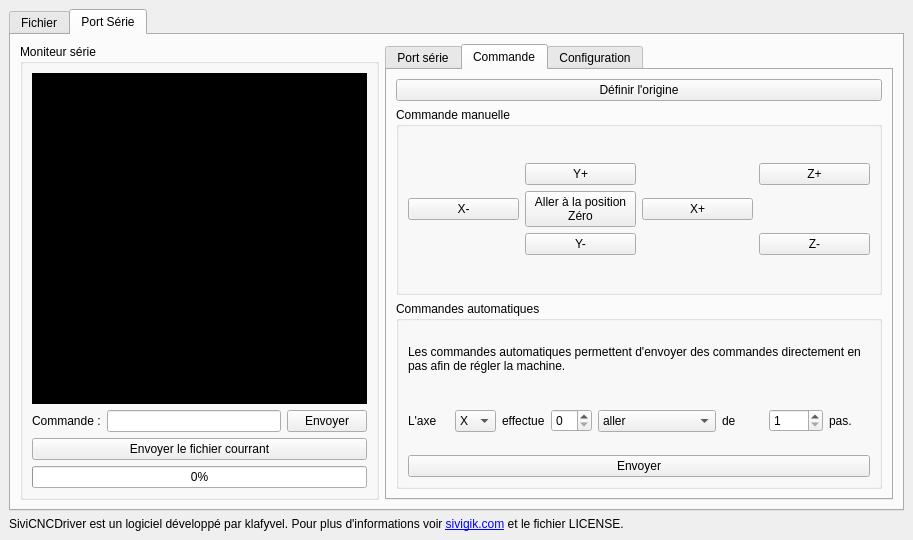
The window that sivi_cnc_driver/main_window.ui (Klafyvel/SiviCNCDriver) describes before a commit, drawn with Qt 5.
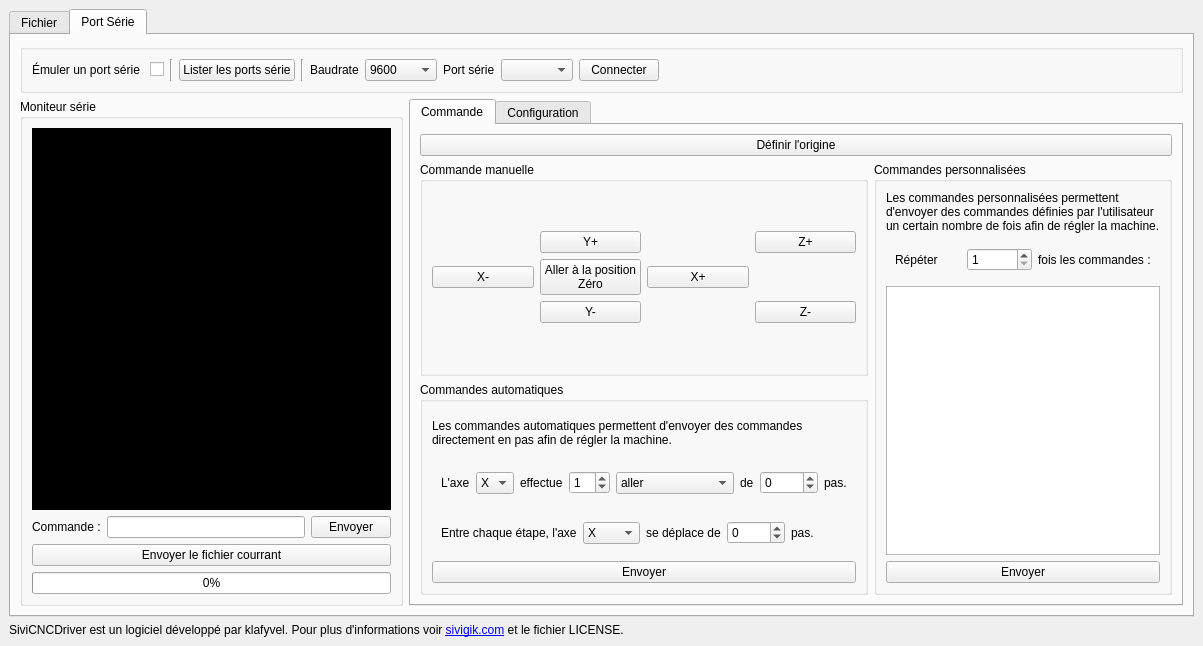
The same window after the commit. The open tabs and pages were chosen to show the change. Icons and pictures are not drawn.

Commit message: Ajout de fonctionnalités à l'UI

What changed in the file:
```diff
--- a/sivi_cnc_driver/main_window.ui
+++ b/sivi_cnc_driver/main_window.ui
@@ -6,8 +6,8 @@
    <rect>
     <x>0</x>
     <y>0</y>
-    <width>913</width>
-    <height>540</height>
+    <width>1203</width>
+    <height>646</height>
    </rect>
   </property>
   <property name="windowTitle">
@@ -291,8 +291,8 @@
        <attribute name="title">
         <string>Port Série</string>
        </attribute>
-       <layout class="QHBoxLayout" name="horizontalLayout_2">
-        <item>
+       <layout class="QGridLayout" name="gridLayout_3">
+        <item row="1" column="0">
          <widget class="QGroupBox" name="groupBox">
           <property name="title">
            <string>Moniteur série</string>
@@ -335,6 +335,9 @@
            </item>
            <item>
             <layout class="QHBoxLayout" name="horizontalLayout_4">
+             <property name="sizeConstraint">
+              <enum>QLayout::SetMinimumSize</enum>
+             </property>
              <item>
               <widget class="QLabel" name="label_4">
                <property name="text">
@@ -379,7 +382,7 @@
           </layout>
          </widget>
         </item>
-        <item>
+        <item row="1" column="1">
          <widget class="QTabWidget" name="tabWidget">
           <property name="enabled">
            <bool>true</bool>
@@ -387,147 +390,12 @@
           <property name="currentIndex">
            <number>0</number>
           </property>
-          <widget class="QWidget" name="tab_serial">
-           <attribute name="title">
-            <string>Port série</string>
-           </attribute>
-           <layout class="QVBoxLayout" name="verticalLayout_3">
-            <item>
-             <widget class="QWidget" name="trueSerialContainer" native="true">
-              <layout class="QVBoxLayout" name="verticalLayout_10">
-               <item>
-                <layout class="QFormLayout" name="serial_settings">
-                 <item row="0" column="0">
-                  <widget class="QLabel" name="mulerUnPortSRieLabel">
-                   <property name="text">
-                    <string>Émuler un port série</string>
-                   </property>
-                  </widget>
-                 </item>
-                 <item row="0" column="1">
-                  <widget class="QCheckBox" name="chk_fake_serial"/>
-                 </item>
-                 <item row="1" column="0">
-                  <widget class="QLabel" name="label">
-                   <property name="text">
-                    <string>Baudrate</string>
-                   </property>
-                  </widget>
-                 </item>
-                 <item row="1" column="1">
-                  <widget class="QComboBox" name="baudrate">
-                   <property name="currentIndex">
-                    <number>4</number>
-                   </property>
-                   <item>
-                    <property name="text">
-                     <string>300</string>
-                    </property>
-                   </item>
-                   <item>
-                    <property name="text">
-                     <string>1200</string>
-                    </property>
-                   </item>
-                   <item>
-                    <property name="text">
-                     <string>2400</string>
-                    </property>
-                   </item>
-                   <item>
-                    <property name="text">
-                     <string>4800</string>
-                    </property>
-                   </item>
-                   <item>
-                    <property name="text">
-                     <string>9600</string>
-                    </property>
-                   </item>
-                   <item>
-                    <property name="text">
-                     <string>19200</string>
-                    </property>
-                   </item>
-                   <item>
-                    <property name="text">
-                     <string>38400</string>
-                    </property>
-                   </item>
-                   <item>
-                    <property name="text">
-                     <string>57600</string>
-                    </property>
-                   </item>
-                   <item>
-                    <property name="text">
-                     <string>115200</string>
-                    </property>
-                   </item>
-                   <item>
-                    <property name="text">
-                     <string>230400</string>
-                    </property>
-                   </item>
-                   <item>
-                    <property name="text">
-                     <string>250000</string>
-                    </property>
-                   </item>
-                  </widget>
-                 </item>
-                 <item row="2" column="0">
-                  <widget class="QLabel" name="portSRieLabel">
-                   <property name="text">
-                    <string>Port série</string>
-                   </property>
-                  </widget>
-                 </item>
-                 <item row="2" column="1">
-                  <widget class="QComboBox" name="serial_ports_list"/>
-                 </item>
-                 <item row="3" column="1">
-                  <widget class="QPushButton" name="btn_serial_ports_list">
-                   <property name="text">
-                    <string>Lister les ports série</string>
-                   </property>
-                  </widget>
-                 </item>
-                </layout>
-               </item>
-               <item>
-                <widget class="QPushButton" name="btn_connect">
-                 <property name="text">
-                  <string>Connecter</string>
-                 </property>
-                 <property name="icon">
-                  <iconset>
-                   <normaloff>rc/connect.png</normaloff>rc/connect.png</iconset>
-                 </property>
-                </widget>
-               </item>
-              </layout>
-             </widget>
-            </item>
-           </layout>
-          </widget>
           <widget class="QWidget" name="tab_command">
            <attribute name="title">
             <string>Commande</string>
            </attribute>
-           <layout class="QVBoxLayout" name="verticalLayout_8">
-            <item>
-             <widget class="QPushButton" name="btn_set_origin">
-              <property name="text">
-               <string>Définir l'origine</string>
-              </property>
-              <property name="icon">
-               <iconset>
-                <normaloff>rc/origin.png</normaloff>rc/origin.png</iconset>
-              </property>
-             </widget>
-            </item>
-            <item>
+           <layout class="QGridLayout" name="gridLayout">
+            <item row="1" column="0">
              <widget class="QGroupBox" name="grp_cmd">
               <property name="title">
                <string>Commande manuelle</string>
@@ -629,7 +497,7 @@
               </layout>
              </widget>
             </item>
-            <item>
+            <item row="2" column="0">
              <widget class="QGroupBox" name="grp_auto">
               <property name="title">
                <string>Commandes automatiques</string>
@@ -646,6 +514,7 @@
                 </widget>
                </item>
                <item>
+                <widget class="QWidget" name="" native="true">
                 <layout class="QHBoxLayout" name="horizontalLayout_10">
                  <item>
                   <widget class="QLabel" name="label_7">
@@ -681,7 +550,11 @@
                   </widget>
                  </item>
                  <item>
-                  <widget class="QSpinBox" name="auto_cmd_number"/>
+                   <widget class="QSpinBox" name="auto_cmd_number">
+                    <property name="value">
+                     <number>1</number>
+                    </property>
+                   </widget>
                  </item>
                  <item>
                   <widget class="QComboBox" name="auto_cmd_type">
@@ -707,7 +580,7 @@
                  <item>
                   <widget class="QSpinBox" name="auto_cmd_step">
                    <property name="minimum">
-                    <number>1</number>
+                     <number>-1000</number>
                    </property>
                    <property name="maximum">
                     <number>1000</number>
@@ -722,6 +595,63 @@
                   </widget>
                  </item>
                 </layout>
+                </widget>
+               </item>
+               <item>
+                <widget class="QWidget" name="widget_3" native="true">
+                 <layout class="QHBoxLayout" name="horizontalLayout_6">
+                  <item>
+                   <widget class="QLabel" name="label_13">
+                    <property name="text">
+                     <string>Entre chaque étape, l'axe</string>
+                    </property>
+                   </widget>
+                  </item>
+                  <item>
+                   <widget class="QComboBox" name="auto_cmd_axis_2">
+                    <item>
+                     <property name="text">
+                      <string>X</string>
+                     </property>
+                    </item>
+                    <item>
+                     <property name="text">
+                      <string>Y</string>
+                     </property>
+                    </item>
+                    <item>
+                     <property name="text">
+                      <string>Z</string>
+                     </property>
+                    </item>
+                   </widget>
+                  </item>
+                  <item>
+                   <widget class="QLabel" name="label_14">
+                    <property name="text">
+                     <string>se déplace de</string>
+                    </property>
+                   </widget>
+                  </item>
+                  <item>
+                   <widget class="QSpinBox" name="auto_cmd_step_2">
+                    <property name="minimum">
+                     <number>-1000</number>
+                    </property>
+                    <property name="maximum">
+                     <number>1000</number>
+                    </property>
+                   </widget>
+                  </item>
+                  <item>
+                   <widget class="QLabel" name="label_15">
+                    <property name="text">
+                     <string>pas.</string>
+                    </property>
+                   </widget>
+                  </item>
+                 </layout>
+                </widget>
                </item>
                <item>
                 <widget class="QPushButton" name="btn_run_auto_cmd">
@@ -737,6 +667,80 @@
               </layout>
              </widget>
             </item>
+            <item row="1" column="1" rowspan="2">
+             <widget class="QGroupBox" name="groupBox_6">
+              <property name="title">
+               <string>Commandes personnalisées</string>
+              </property>
+              <layout class="QVBoxLayout" name="verticalLayout_5">
+               <item>
+                <widget class="QLabel" name="label_16">
+                 <property name="text">
+                  <string>Les commandes personnalisées permettent d'envoyer des commandes définies par l'utilisateur un certain nombre de fois afin de régler la machine.</string>
+                 </property>
+                 <property name="wordWrap">
+                  <bool>true</bool>
+                 </property>
+                </widget>
+               </item>
+               <item>
+                <widget class="QWidget" name="widget_4" native="true">
+                 <layout class="QHBoxLayout" name="horizontalLayout_7">
+                  <item>
+                   <widget class="QLabel" name="label_17">
+                    <property name="text">
+                     <string>Répéter</string>
+                    </property>
+                   </widget>
+                  </item>
+                  <item>
+                   <widget class="QSpinBox" name="perso_cmd_number">
+                    <property name="minimum">
+                     <number>1</number>
+                    </property>
+                    <property name="maximum">
+                     <number>1000</number>
+                    </property>
+                   </widget>
+                  </item>
+                  <item>
+                   <widget class="QLabel" name="label_18">
+                    <property name="text">
+                     <string>fois les commandes :</string>
+                    </property>
+                   </widget>
+                  </item>
+                 </layout>
+                </widget>
+               </item>
+               <item>
+                <widget class="QTextEdit" name="perso_cmd"/>
+               </item>
+               <item>
+                <widget class="QPushButton" name="btn_run_perso_cmd">
+                 <property name="text">
+                  <string>Envoyer</string>
+                 </property>
+                 <property name="icon">
+                  <iconset>
+                   <normaloff>rc/run.png</normaloff>rc/run.png</iconset>
+                 </property>
+                </widget>
+               </item>
+              </layout>
+             </widget>
+            </item>
+            <item row="0" column="0" colspan="2">
+             <widget class="QPushButton" name="btn_set_origin">
+              <property name="text">
+               <string>Définir l'origine</string>
+              </property>
+              <property name="icon">
+               <iconset>
+                <normaloff>rc/origin.png</normaloff>rc/origin.png</iconset>
+              </property>
+             </widget>
+            </item>
            </layout>
           </widget>
           <widget class="QWidget" name="tab_config">
@@ -1040,6 +1044,150 @@
           </widget>
          </widget>
         </item>
+        <item row="0" column="0" colspan="2">
+         <widget class="QGroupBox" name="groupBox_7">
+          <layout class="QHBoxLayout" name="horizontalLayout_2">
+           <item>
+            <widget class="QLabel" name="label_19">
+             <property name="text">
+              <string>Émuler un port série </string>
+             </property>
+            </widget>
+           </item>
+           <item>
+            <widget class="QCheckBox" name="chk_fake_serial"/>
+           </item>
+           <item>
+            <widget class="Line" name="line_2">
+             <property name="orientation">
+              <enum>Qt::Vertical</enum>
+             </property>
+            </widget>
+           </item>
+           <item>
+            <widget class="QPushButton" name="btn_serial_ports_list">
+             <property name="text">
+              <string>Lister les ports série</string>
+             </property>
+             <property name="icon">
+              <iconset>
+               <normaloff>rc/reload.png</normaloff>rc/reload.png</iconset>
+             </property>
+            </widget>
+           </item>
+           <item>
+            <widget class="Line" name="line_3">
+             <property name="orientation">
+              <enum>Qt::Vertical</enum>
+             </property>
+            </widget>
+           </item>
+           <item>
+            <widget class="QLabel" name="label_20">
+             <property name="text">
+              <string>Baudrate</string>
+             </property>
+            </widget>
+           </item>
+           <item>
+            <widget class="QComboBox" name="baudrate">
+             <property name="currentIndex">
+              <number>4</number>
+             </property>
+             <item>
+              <property name="text">
+               <string>300</string>
+              </property>
+             </item>
+             <item>
+              <property name="text">
+               <string>1200</string>
+              </property>
+             </item>
+             <item>
+              <property name="text">
+               <string>2400</string>
+              </property>
+             </item>
+             <item>
+              <property name="text">
+               <string>4800</string>
+              </property>
+             </item>
+             <item>
+              <property name="text">
+               <string>9600</string>
+              </property>
+             </item>
+             <item>
+              <property name="text">
+               <string>19200</string>
+              </property>
+             </item>
+             <item>
+              <property name="text">
+               <string>38400</string>
+              </property>
+             </item>
+             <item>
+              <property name="text">
+               <string>57600</string>
+              </property>
+             </item>
+             <item>
+              <property name="text">
+               <string>115200</string>
+              </property>
+             </item>
+             <item>
+              <property name="text">
+               <string>230400</string>
+              </property>
+             </item>
+             <item>
+              <property name="text">
+               <string>250000</string>
+              </property>
+             </item>
+            </widget>
+           </item>
+           <item>
+            <widget class="QLabel" name="label_21">
+             <property name="text">
+              <string>Port série</string>
+             </property>
+            </widget>
+           </item>
+           <item>
+            <widget class="QComboBox" name="serial_ports_list"/>
+           </item>
+           <item>
+            <widget class="QPushButton" name="btn_connect">
+             <property name="text">
+              <string>Connecter</string>
+             </property>
+             <property name="icon">
+              <iconset>
+               <normaloff>rc/connect.png</normaloff>rc/connect.png</iconset>
+             </property>
+            </widget>
+           </item>
+           <item>
+            <spacer name="horizontalSpacer">
+             <property name="orientation">
+              <enum>Qt::Horizontal</enum>
+             </property>
+             <property name="sizeHint" stdset="0">
+              <size>
+               <width>40</width>
+               <height>20</height>
+              </size>
+             </property>
+            </spacer>
+           </item>
+          </layout>
+         </widget>
+        </item>
        </layout>
       </widget>
      </widget>
```
Left out of the diff: 44 changed lines with no effect on the pictures. Lines whose indentation alone changed are shown as unchanged. The commit also changes 3 other files.
